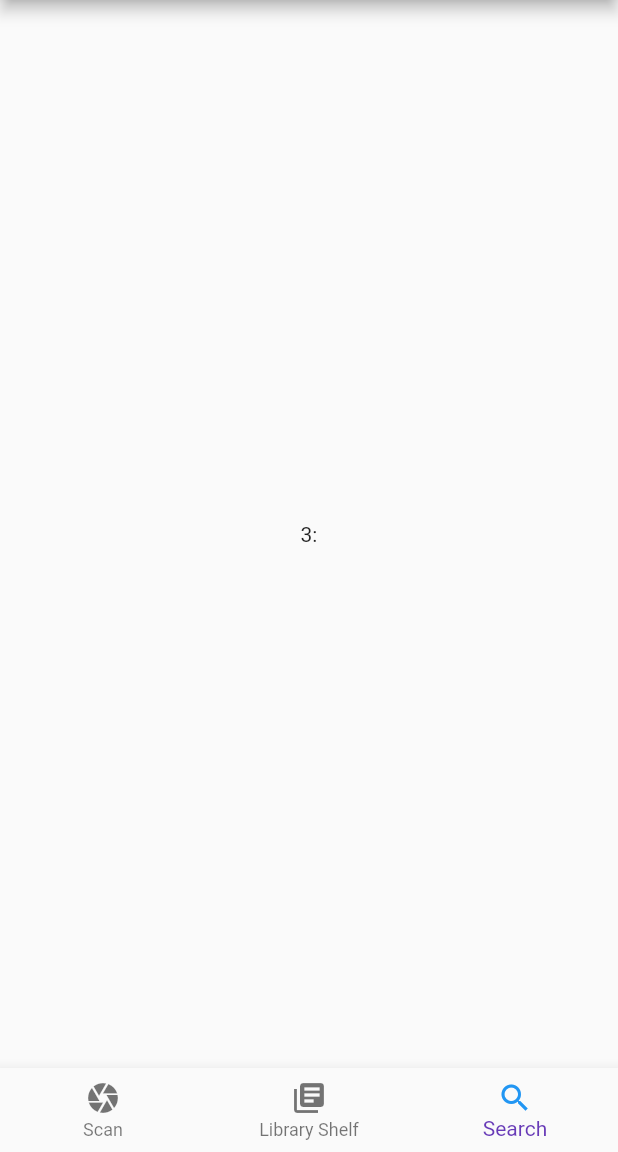
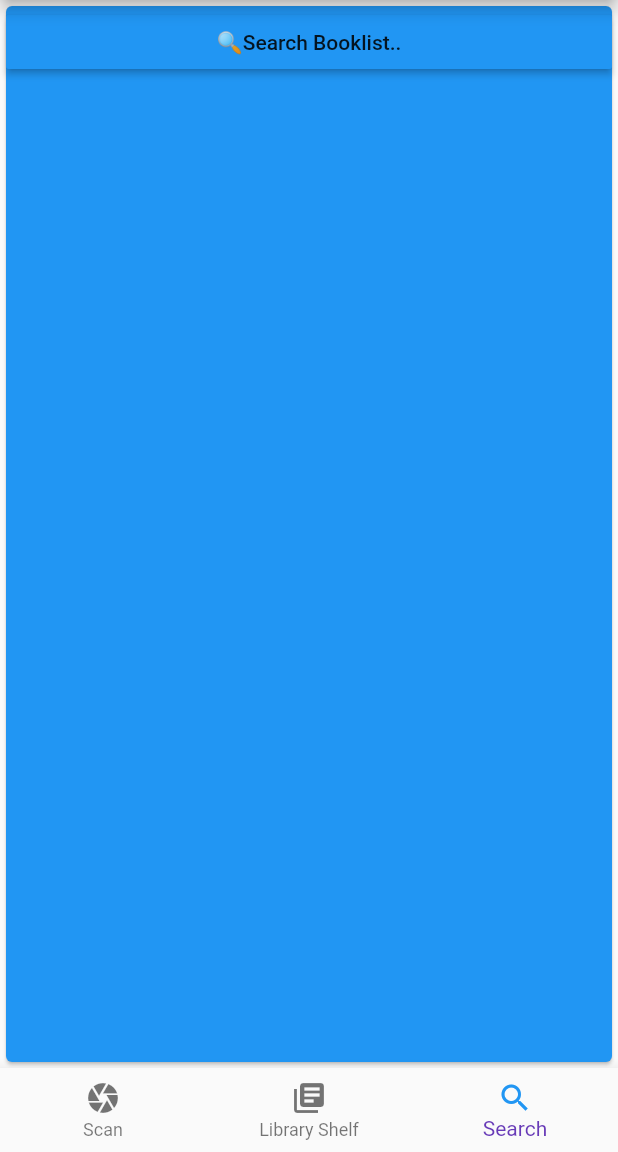
Before and after one commit to Kanval87/WorldPublicLibraryMobileApp, a Flutter app: the screen it shows after launch, item 3 of the bottom bar chosen, on a phone screen of 412 x 824 dp, the part 84-1236 px from its top. Run offline on Flutter 3.47's test engine with Material 2 defaults, Android fonts, the phone set to English and light mode, and no system bars; our stand-ins replace image_picker.

Commit message:
added - search bar functionality

```diff
--- a/wpl_mobile_app/lib/ui/home_widget.dart
+++ b/wpl_mobile_app/lib/ui/home_widget.dart
@@ -1,5 +1,6 @@
 import 'package:flutter/material.dart';
 import 'package:wpl_mobile_app/ui/scan_module/scan_module.dart';
+import 'package:wpl_mobile_app/ui/search_module/search_module.dart';
 
 class HomeWidget extends StatefulWidget {
   HomeWidget({Key key}) : super(key: key);
@@ -95,7 +96,7 @@ class _HomeWidgetState extends State<HomeWidget> {
             title: Text('World Public Library'),
           ),
           body: Center(
-            child: Text('3:'),
+            child: SearchModule(),
           ),
           bottomNavigationBar: _bottomNavigationBar,
         );
--- /dev/null
+++ b/wpl_mobile_app/lib/ui/search_module/search_module.dart
@@ -0,0 +1,167 @@
+import 'dart:async';
+
+import 'package:flutter/material.dart';
+
+class SearchModule extends StatefulWidget {
+  @override
+  State<StatefulWidget> createState() {
+    return _SearchModuleState();
+  }
+}
+
+class _SearchModuleState extends State<SearchModule> {
+  @override
+  Widget build(BuildContext context) {
+    return Card(
+      color: Theme.of(context).primaryColor,
+      child: Row(
+        children: <Widget>[
+          Expanded(
+            child: Column(
+              children: <Widget>[
+                Expanded(
+                  child: ListView(
+                    children: <Widget>[
+                      RaisedButton(
+                        color: Theme.of(context).primaryColor,
+                        onPressed: () {
+                          showSearch(
+                            context: context,
+                            delegate: CustomSearchDelegate(),
+                          );
+                        },
+                        child: Text(
+                          '🔍Search Booklist..',
+                          textAlign: TextAlign.end,
+                        ),
+                      )
+                    ],
+                  ),
+                )
+              ],
+            ),
+          )
+        ],
+      ),
+    );
+  }
+}
+
+class CustomSearchDelegate extends SearchDelegate {
+  @override
+  List<Widget> buildActions(BuildContext context) {
+    return [
+      IconButton(
+        icon: Icon(Icons.clear),
+        onPressed: () {
+          query = '';
+        },
+      ),
+    ];
+  }
+
+  @override
+  Widget buildLeading(BuildContext context) {
+    return IconButton(
+      icon: Icon(Icons.arrow_back),
+      onPressed: () {
+        close(context, null);
+      },
+    );
+  }
+
+  @override
+  Widget buildResults(BuildContext context) {
+    if (query.length < 3) {
+      return Column(
+        mainAxisAlignment: MainAxisAlignment.center,
+        children: <Widget>[
+          Center(
+            child: Text(
+              "Search term must be longer than two letters.",
+            ),
+          )
+        ],
+      );
+    }
+
+    //Add the search term to the searchBloc.
+    //The Bloc will then handle the searching and add the results to the searchResults stream.
+    //This is the equivalent of submitting the search term to whatever search service you are using
+    InheritedBlocs.of(context).searchBloc.searchTerm.add(query);
+
+    return Column(
+      children: <Widget>[
+        //Build the results based on the searchResults stream in the searchBloc
+        StreamBuilder(
+          stream: InheritedBlocs.of(context).searchBloc.searchResults,
+          builder: (context, AsyncSnapshot<List<Result>> snapshot) {
+            if (!snapshot.hasData) {
+              return Column(
+                crossAxisAlignment: CrossAxisAlignment.center,
+                mainAxisAlignment: MainAxisAlignment.center,
+                children: <Widget>[
+                  Center(child: CircularProgressIndicator()),
+                ],
+              );
+            } else if (snapshot.data.length == 0) {
+              return Column(
+                children: <Widget>[
+                  Text(
+                    "No Results Found.",
+                  ),
+                ],
+              );
+            } else {
+              var results = snapshot.data;
+              return ListView.builder(
+                itemCount: results.length,
+                itemBuilder: (context, index) {
+                  var result = results[index];
+                  return ListTile(
+                    title: Text(result.title),
+                  );
+                },
+              );
+            }
+          },
+        ),
+      ],
+    );
+  }
+
+  @override
+  Widget buildSuggestions(BuildContext context) {
+    // This method is called everytime the search term changes.
+    // If you want to add search suggestions as the user enters their search term, this is the place to do that.
+    return Column();
+  }
+}
+
+class InheritedBlocs extends InheritedWidget {
+  InheritedBlocs({Key key, this.searchBloc, this.child})
+      : super(key: key, child: child);
+
+  final Widget child;
+  final SearchBloc searchBloc;
+
+  static InheritedBlocs of(BuildContext context) {
+    return (context.inheritFromWidgetOfExactType(InheritedBlocs)
+        as InheritedBlocs);
+  }
+
+  @override
+  bool updateShouldNotify(InheritedBlocs oldWidget) {
+    return true;
+  }
+}
+
+class SearchBloc {
+  get searchTerm => null;
+
+  get searchResults => null;
+}
+
+class Result {
+  String get title => 'null';
+}
```
